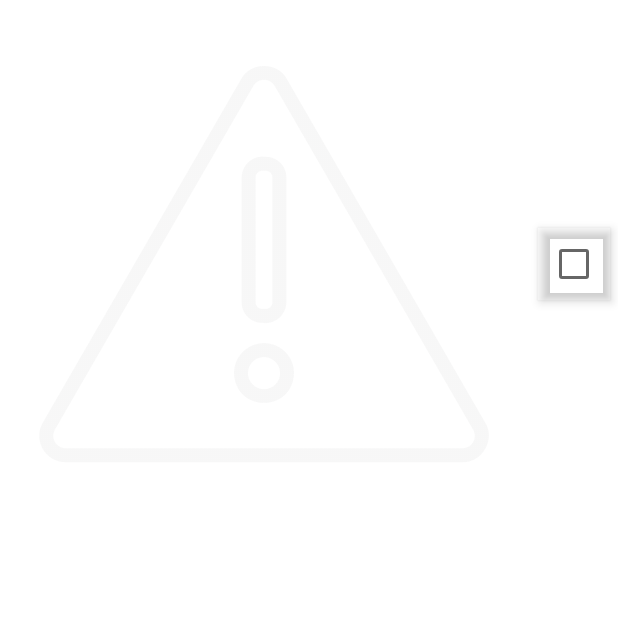
After one commit to BarriosPabloOk/EasyTask, an Android app built with Jetpack Compose: the composable TaskComponent called with empty values, on a phone screen of 412 x 824 dp, the top half of it. The commit adds this screen. Run offline under Robolectric (Android 15) with nearby library versions, the phone set to English and light mode, and no system bars.

Commit message:
TaskScreen almost finished. TasComponent.kt created and almost finished

```diff
--- /dev/null
+++ b/app/src/main/java/com/pablobarriosdevs/easytask/presentation/tasks_screen/components/TaskComponent.kt
@@ -0,0 +1,85 @@
+package com.pablobarriosdevs.easytask.presentation.tasks_screen.components
+
+import androidx.compose.foundation.Image
+import androidx.compose.foundation.layout.Box
+import androidx.compose.foundation.layout.Column
+import androidx.compose.foundation.layout.fillMaxWidth
+import androidx.compose.foundation.layout.padding
+import androidx.compose.material.Checkbox
+import androidx.compose.material.CheckboxDefaults
+import androidx.compose.material.MaterialTheme
+import androidx.compose.material.Text
+import androidx.compose.runtime.Composable
+import androidx.compose.ui.Alignment
+import androidx.compose.ui.Modifier
+import androidx.compose.ui.draw.shadow
+import androidx.compose.ui.graphics.Color
+import androidx.compose.ui.graphics.painter.Painter
+import androidx.compose.ui.res.painterResource
+import androidx.compose.ui.res.stringResource
+import androidx.compose.ui.text.font.FontWeight
+import androidx.compose.ui.text.style.TextOverflow
+import androidx.compose.ui.unit.dp
+import com.pablobarriosdevs.easytask.R
+import com.pablobarriosdevs.easytask.domain.util.Priority
+import java.util.*
+
+@Composable
+fun TaskComponent(
+    title: String,
+    date: String,
+    priority:String,
+    isChecked: Boolean,
+    onCheckedChange: () -> Unit
+) {
+    Box(
+        modifier = Modifier
+            .fillMaxWidth()
+            .padding(5.dp),
+
+        ) {
+        Image(
+            modifier = Modifier.align(Alignment.CenterStart),
+            painter = when (priority) {
+                Priority.HIGH.name -> painterResource(id = R.mipmap.priority_high)
+                Priority.MEDIUM.name -> painterResource(id = R.mipmap.priority_medium)
+                Priority.LOW.name -> painterResource(id = R.mipmap.priority_low)
+                else -> painterResource(id = R.mipmap.alerta_sin_fondo)
+            },
+            contentDescription = stringResource(id = R.string.priority)
+        )
+        Column(
+            modifier = Modifier
+                .align(Alignment.Center)
+        ) {
+            Text(
+                text = title,
+                fontWeight = FontWeight.SemiBold,
+                overflow = TextOverflow.Ellipsis,
+                maxLines = 1,
+                fontSize = MaterialTheme.typography.h5.fontSize,
+            )
+            Text(
+                text = date,
+                fontWeight = FontWeight.Thin,
+                overflow = TextOverflow.Ellipsis,
+                maxLines = 1,
+                fontSize = MaterialTheme.typography.h5.fontSize,
+                color = Color.LightGray
+            )
+
+        }
+
+        Checkbox(
+            modifier = Modifier
+                .align(Alignment.CenterEnd)
+                .shadow(elevation = 4.dp),
+            checked = isChecked,
+            onCheckedChange = { onCheckedChange() },
+            colors = CheckboxDefaults.colors(
+                checkedColor = MaterialTheme.colors.surface,
+                checkmarkColor = MaterialTheme.colors.primary
+            )
+        )
+    }
+}
--- a/app/src/main/res/values/strings.xml
+++ b/app/src/main/res/values/strings.xml
@@ -10,7 +10,7 @@
     <string name="order_type">Tipo de orden</string>
     <string name="search_desc">search icon</string>
 
-    <!--- new Screen Strings -->
+    <!--- new task Screen Strings -->
     <string name="description">Escribir una descripción</string>
     <string name="priority">Prioridad</string>
     <string name="Save">Guardar tarea</string>
```
Also changed, not shown: app/src/main/java/com/pablobarriosdevs/easytask/presentation/tasks_screen/TaskScreen.kt (+30 -15 lines), app/src/main/java/com/pablobarriosdevs/easytask/presentation/tasks_screen/TaskScreenViewModel.kt (+0 -14 lines), app/src/main/java/com/pablobarriosdevs/easytask/presentation/tasks_screen/components/WeeklyRowCalendar.kt (+1 -10 lines).
